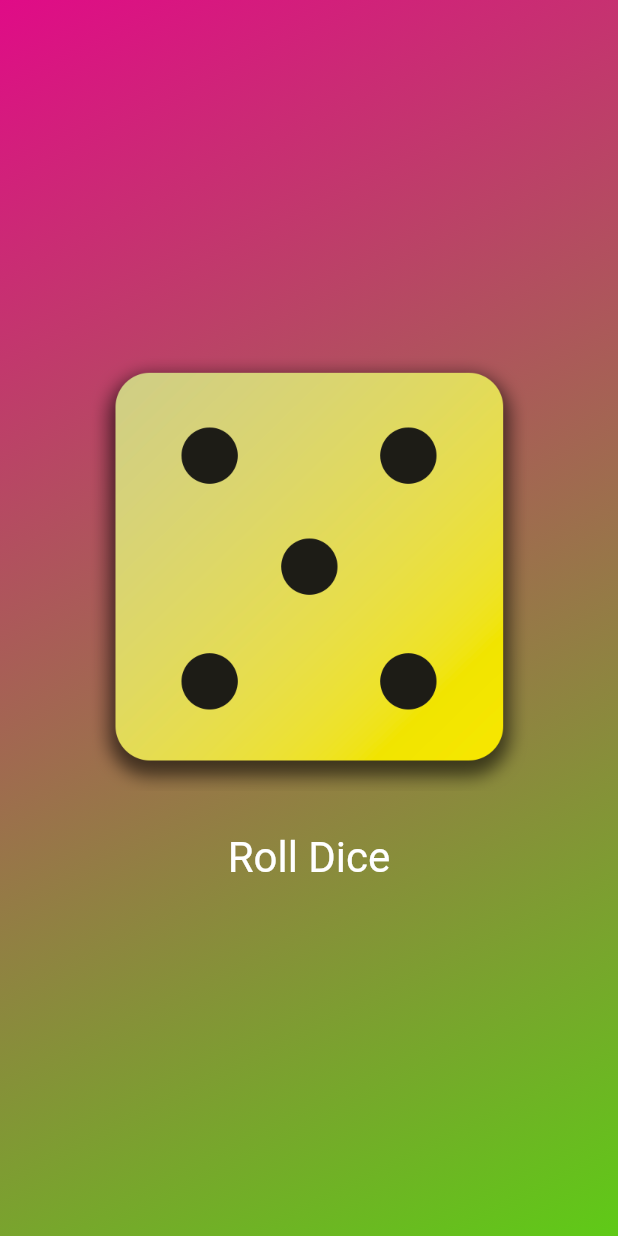
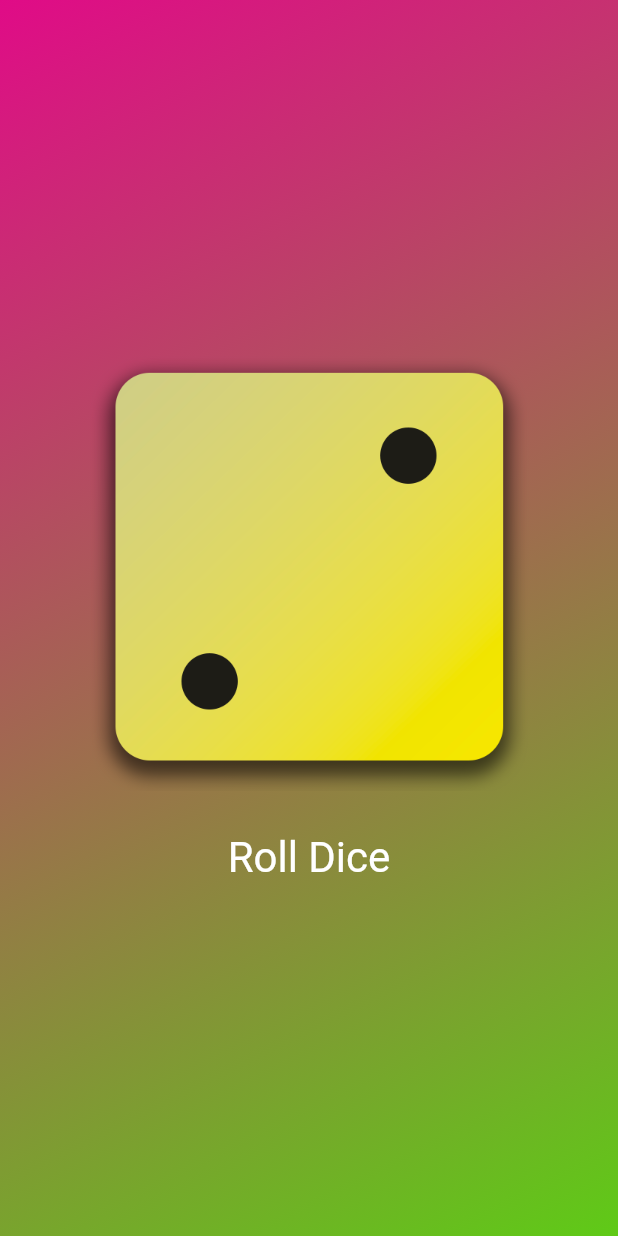
Before and after one commit to Sujithskk/fluttter, a Flutter app: the screen it shows after launch, on a phone screen of 412 x 824 dp. Run offline on Flutter 3.47's test engine with Material 2 defaults, Android fonts, the phone set to English and light mode, and no system bars.

Commit message:
new project diceroller

```diff
--- /dev/null
+++ b/lib/dice_roller.dart
@@ -0,0 +1,60 @@
+import 'dart:math';
+
+import 'package:flutter/material.dart';
+
+final randomizer = Random();
+
+class DiceRoller extends StatefulWidget {
+  const DiceRoller({super.key});
+
+  @override
+  State<DiceRoller> createState() {
+    return _DiceRollerState();
+
+    // TODO: implement createState
+    //throw UnimplementedError();
+  }
+}
+
+class _DiceRollerState extends State<DiceRoller> {
+  //final randomizer = Random();
+  var currentDiceRoll = 2;
+  //var activeDiceImage = 'assets/images/dice-5.png';
+
+  void rollDice() {
+    setState(() {
+      currentDiceRoll = randomizer.nextInt(6) + 1;
+      //activeDiceImage = 'assets/images/dice-$diceRoll.png';
+    });
+
+    // activeDiceImage = 'assets/images/dice-6.png';
+    //print('changing image......');
+  }
+
+  @override
+  Widget build(context) {
+    return Column(
+      mainAxisSize: MainAxisSize.min,
+      children: [
+        Image.asset(
+          'assets/images/dice-$currentDiceRoll.png',
+          width: 300,
+        ),
+        const SizedBox(
+          height: 20,
+        ),
+        TextButton(
+          onPressed: rollDice,
+          style: TextButton.styleFrom(
+            // padding:const EdgeInsets.only(
+            //   top: 20,
+            //   ),
+            foregroundColor: Colors.white,
+            textStyle: const TextStyle(fontSize: 28),
+          ),
+          child: const Text('Roll Dice'),
+        )
+      ],
+    );
+  }
+}
--- a/lib/gradient_container.dart
+++ b/lib/gradient_container.dart
@@ -1,23 +1,18 @@
 import 'package:flutter/material.dart';
+import 'package:frist_app/dice_roller.dart';
 
 const startAlignment = Alignment.topLeft;
 const endAlignment = Alignment.bottomRight;
 
 class GradientContainer extends StatelessWidget {
-  GradientContainer(this.color1, this.color2, {super.key});
+  const GradientContainer(this.color1, this.color2, {super.key});
 
-  GradientContainer.purble({super.key})
+  const GradientContainer.purble({super.key})
       : color1 = Colors.redAccent,
         color2 = Colors.green;
 
   final Color color1;
   final Color color2;
-  var activeDiceImage = 'assets/images/dice-5.png';
-
-  void rollDice() {
-    activeDiceImage = 'assets/images/dice-6.png';
-    print('changing image......');
-  }
 
   @override
   Widget build(context) {
@@ -31,29 +26,7 @@ class GradientContainer extends StatelessWidget {
         ),
       ),
       child: Center(
-        child: Column(
-          mainAxisSize: MainAxisSize.min,
-          children: [
-            Image.asset(
-              activeDiceImage,
-              width: 300,
-            ),
-            const SizedBox(
-              height: 20,
-            ),
-            TextButton(
-              onPressed: rollDice,
-              style: TextButton.styleFrom(
-                // padding:const EdgeInsets.only(
-                //   top: 20,
-                //   ),
-                foregroundColor: Colors.white,
-                textStyle: const TextStyle(fontSize: 28),
-              ),
-              child: const Text('Roll Dice'),
-            )
-          ],
-        ),
+        child: DiceRoller(),
       ),
     );
   }
--- a/lib/main.dart
+++ b/lib/main.dart
@@ -4,12 +4,12 @@ import 'package:frist_app/gradient_container.dart';
 
 void main() {
   runApp(
-    MaterialApp(
+    const MaterialApp(
       home: Scaffold(
         // backgroundColor: Color.fromARGB(255, 224, 19, 19),
         body: GradientContainer(
-          const Color.fromARGB(255, 224, 11, 135),
-          const Color.fromARGB(255, 95, 202, 23),
+          Color.fromARGB(255, 224, 11, 135),
+          Color.fromARGB(255, 95, 202, 23),
         ),
       ),
     ),
```
